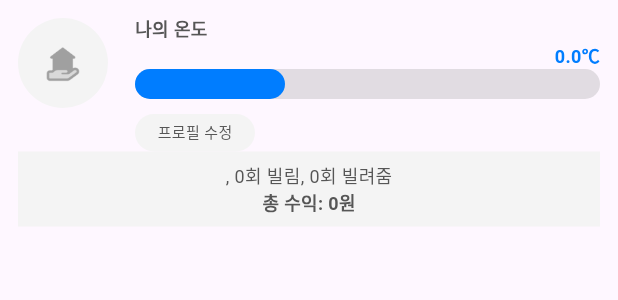
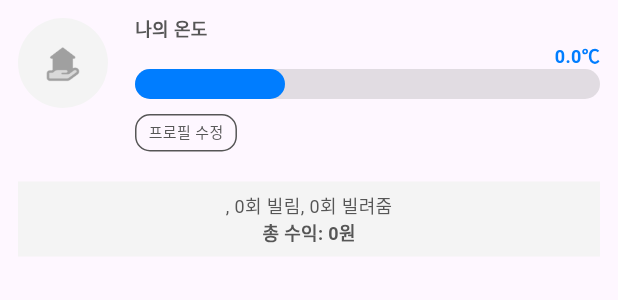
Before and after one commit to billimiut/billimiut_app, a Flutter app: the ProfileCard widget shown alone on an empty page, opened directly with empty values, on a phone screen of 412 x 824 dp. Shown: the top 300 px of the screen. Run offline on Flutter 3.47's test engine with Material 3 defaults, Android fonts, the phone set to English and light mode, and no system bars; our stand-ins replace cloud_firestore, firebase_core, firebase_storage, flutter_datetime_picker_plus, flutter_dotenv, flutter_svg and 5 more; accounts and stored records are empty.

Commit message:
feat: 마이페이지 화면 디자인 변경

```diff
--- a/lib/widgets/profile_card.dart
+++ b/lib/widgets/profile_card.dart
@@ -129,17 +129,21 @@ class ProfileCard extends StatelessWidget {
                         ),
                       ),
                       const SizedBox(
-                        height: 10.0,
+                        height: 10,
                       ),
                       GestureDetector(
                         onTap: () {},
                         child: Container(
+                          padding: const EdgeInsets.symmetric(
+                            vertical: 4,
+                            horizontal: 8,
+                          ),
                           decoration: BoxDecoration(
-                              color: const Color(0xFFF4F4F4),
-                              borderRadius: BorderRadius.circular(15)),
-                          padding: const EdgeInsets.symmetric(
-                            horizontal: 15,
-                            vertical: 5,
+                            border: Border.all(
+                              color: const Color(0xFF565656),
+                              width: 1,
+                            ),
+                            borderRadius: BorderRadius.circular(10),
                           ),
                           child: const Text(
                             "프로필 수정",
@@ -156,6 +160,9 @@ class ProfileCard extends StatelessWidget {
                 ),
               ),
             ],
+          ),
+          const SizedBox(
+            height: 20,
           ),
           Container(
             padding: const EdgeInsets.symmetric(
--- a/lib/widgets/transaction_section.dart
+++ b/lib/widgets/transaction_section.dart
@@ -42,7 +42,7 @@ class TransactionItem extends StatelessWidget {
         horizontal: 12.0,
         vertical: 10.0,
       ),
-      color: const Color(0xFFF4F4F4),
+      color: Colors.grey.withOpacity(0.3),
       child: Row(
         crossAxisAlignment: CrossAxisAlignment.start,
         children: [
```
